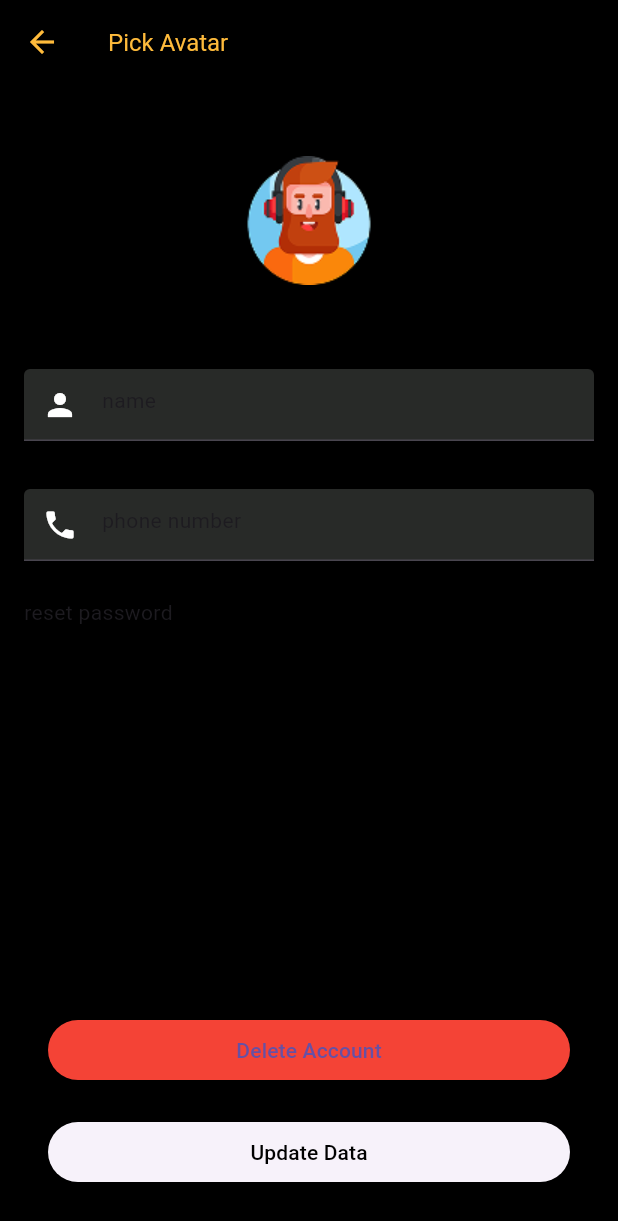
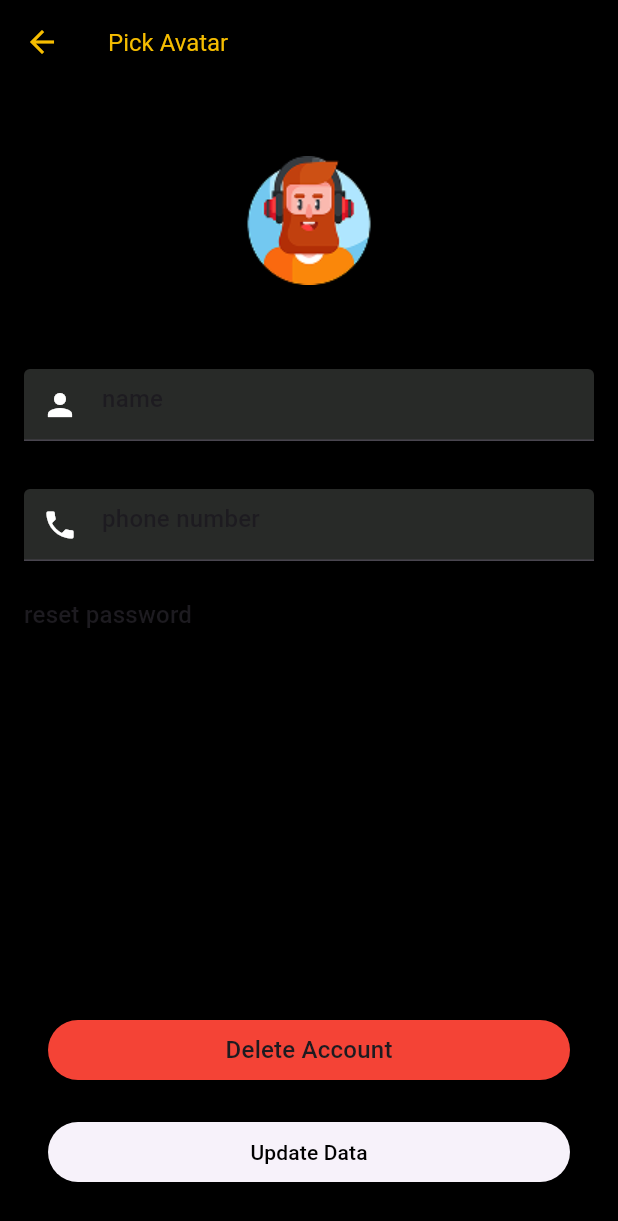
Before and after one commit to Mohamed-Kamal-1/movie_app, a Flutter app: the UpdateProfile screen opened by its route, on a phone screen of 412 x 824 dp. Shown: the top 1221 px of the screen. Run offline on Flutter 3.47's test engine with Material 3 defaults, Android fonts, the phone set to English and light mode, and no system bars; our stand-ins replace google_fonts, shared_preferences; accounts and stored records are empty; statements that could not run were skipped.

Commit message:
refactor: Apply theme text styles and standardize colors
This commit refactors the UI by applying consistent theme text styles and standardizing color usage. It also updates several dependency versions and changes the initial route for development purposes.

- **UI and Styling:**
  - Applied `Theme.of(context).textTheme.titleMedium` to text widgets in `update_profile.dart` and `CutomFormField.dart` for consistent typography.
  - Replaced `AppColor.yellow` with `AppColor.goldenYellow` in `update_profile.dart` to standardize the color palette.

- **Dependencies:**
  - Downgraded several packages in `pubspec.lock`, including `leak_tracker`, `path_provider`, and `shared_preferences`.

- **Routing:**
  - Changed the `initialRoute` in `main.dart` from `OnBoardingScreen` to `UpdateProfile` for easier debugging.

```diff
--- a/lib/main.dart
+++ b/lib/main.dart
@@ -24,7 +24,7 @@ class MyApp extends StatelessWidget {
         debugShowCheckedModeBanner: false,
       //   localizationsDelegates: AppLocalizations.localizationsDelegates,
       //   supportedLocales: AppLocalizations.supportedLocales,
-        initialRoute: AppRoutes.OnBoardingScreen.name,
+        initialRoute: AppRoutes.UpdateProfile.name,
         routes: {
           AppRoutes.HomeScreen.name : (context) =>  HomeScreen(),
           AppRoutes.OnBoardingScreen.name: (context) => const OnBoardingScreen(),
--- a/lib/ui/OnBoarding/widgets/CutomFormField.dart
+++ b/lib/ui/OnBoarding/widgets/CutomFormField.dart
@@ -54,7 +54,7 @@ class _AppFormFieldState extends State<AppFormField> {
           decoration: InputDecoration(
               filled: true,
               fillColor: Color(0xFF282A28),
-          hint: Text(widget.hint ?? ""),
+              hint: Text(widget.hint ?? "",style: Theme.of(context).textTheme.titleMedium,),
               // labelText: widget.label,
               prefixIcon: widget.icon!=null ? Icon(widget.icon , color: Colors.white,) : null,
               suffixIcon: widget.isPassword?InkWell(
--- a/lib/ui/UpdateProfile/update_profile.dart
+++ b/lib/ui/UpdateProfile/update_profile.dart
@@ -41,11 +41,11 @@ class _UpdateProfileState extends State<UpdateProfile> {
           style: TextStyle(
             fontSize: 16,
             fontWeight: FontWeight.w400,
-            color: AppColor.yellow,
+            color: AppColor.goldenYellow,
           ),
         ),
         leading: IconButton(
-          color: AppColor.yellow,
+          color: AppColor.goldenYellow,
           icon: const Icon(Icons.arrow_back),
           onPressed: () {
             //  Navigator.pop(context);
@@ -91,7 +91,10 @@ class _UpdateProfileState extends State<UpdateProfile> {
 
             SizedBox(height: 16),
 
-            Text("reset password"),
+            Text("reset password",
+              style: Theme.of(context).textTheme.titleMedium,
+
+            ),
 
             Spacer(),
 
@@ -106,7 +109,7 @@ class _UpdateProfileState extends State<UpdateProfile> {
                     style: ElevatedButton.styleFrom(
                       backgroundColor: Colors.red,
                     ),
-                    child: Text("Delete Account"),
+                    child: Text("Delete Account",style: Theme.of(context).textTheme.titleMedium,),
                   ),
                   SizedBox(height: 20),
                   ElevatedButton(
```
Also changed, not shown: pubspec.lock. Lines whose indentation alone changed are shown as unchanged.
